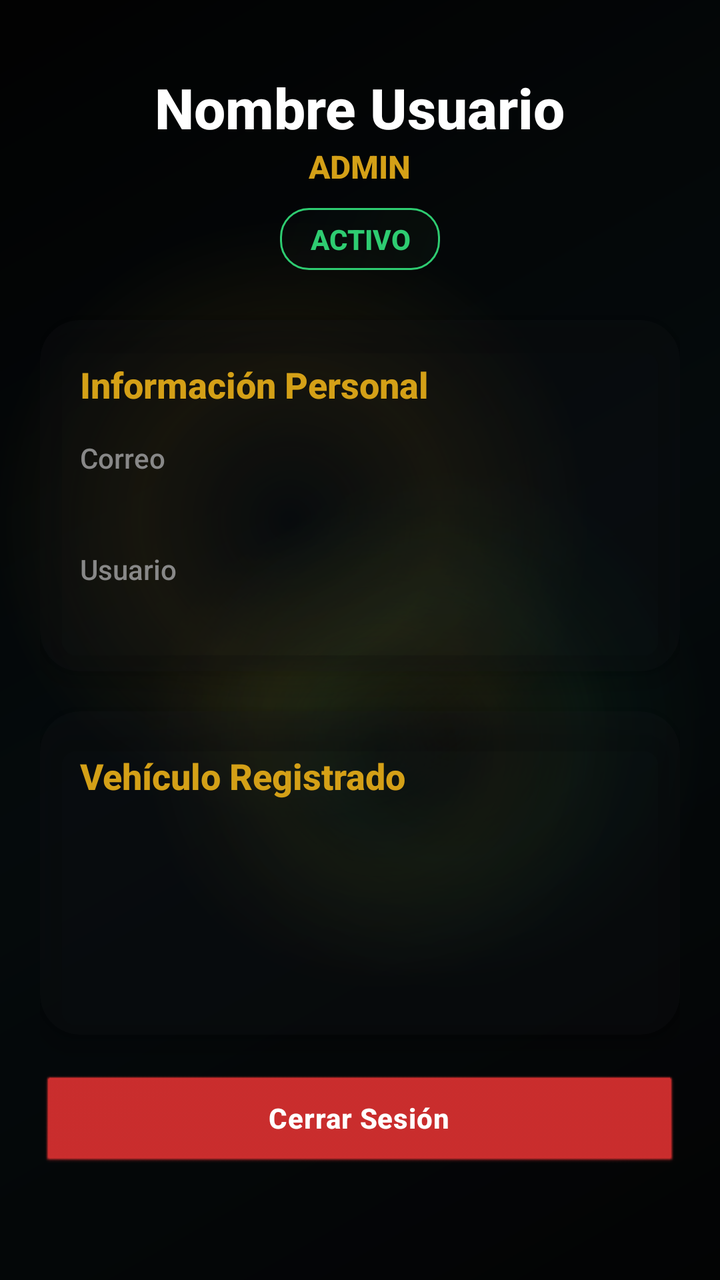
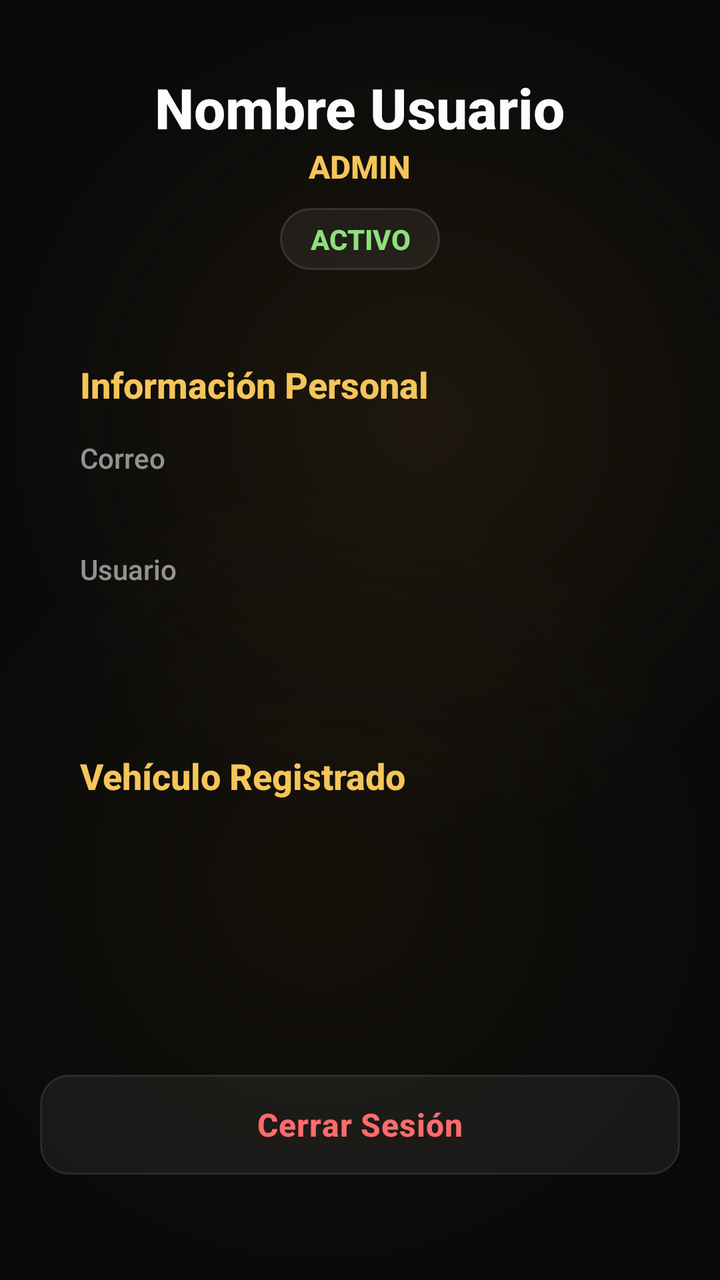

Two renders of the same Android screen: before a commit and after it. Below are the layout's source before the change and the commit's diff.
<!-- AndroidManifest.xml: application theme Theme.AppKaaxPark -->
<!-- res/layout/activity_info_usuario.xml -->
<?xml version="1.0" encoding="utf-8"?>
<ScrollView xmlns:android="http://schemas.android.com/apk/res/android"
    xmlns:app="http://schemas.android.com/apk/res-auto"
    android:id="@+id/main"
    android:layout_width="match_parent"
    android:layout_height="match_parent"
    android:background="@drawable/bg_screen_glass">

    <LinearLayout
        android:layout_width="match_parent"
        android:layout_height="wrap_content"
        android:orientation="vertical"
        android:padding="20dp">

        <TextView
            android:id="@+id/txtNombre"
            android:layout_width="wrap_content"
            android:layout_height="wrap_content"
            android:layout_gravity="center"
            android:layout_marginTop="15dp"
            android:text="Nombre Usuario"
            android:textColor="#FFFFFF"
            android:textSize="28sp"
            android:textStyle="bold" />

        <TextView
            android:id="@+id/txtRol"
            android:layout_width="wrap_content"
            android:layout_height="wrap_content"
            android:layout_gravity="center"
            android:text="ADMIN"
            android:textColor="@color/gold_primary"
            android:textSize="16sp"
            android:textStyle="bold" />

        <TextView
            android:id="@+id/txtEstado"
            android:layout_width="wrap_content"
            android:layout_height="wrap_content"
            android:layout_gravity="center"
            android:layout_marginTop="10dp"
            android:background="@drawable/bg_chip_ok"
            android:gravity="center"
            android:paddingHorizontal="15dp"
            android:paddingVertical="6dp"
            android:text="ACTIVO"
            android:textColor="#2ECC71"
            android:textStyle="bold" />

        <androidx.cardview.widget.CardView
            android:layout_width="match_parent"
            android:layout_height="wrap_content"
            android:layout_marginTop="25dp"
            app:cardBackgroundColor="@color/glass_surface"
            app:cardCornerRadius="20dp"
            app:cardElevation="8dp">

            <LinearLayout
                android:layout_width="match_parent"
                android:layout_height="wrap_content"
                android:orientation="vertical"
                android:padding="20dp">

                <TextView
                    android:layout_width="wrap_content"
                    android:layout_height="wrap_content"
                    android:text="Información Personal"
                    android:textColor="@color/gold_primary"
                    android:textSize="18sp"
                    android:textStyle="bold" />

                <TextView
                    android:layout_width="wrap_content"
                    android:layout_height="wrap_content"
                    android:layout_marginTop="15dp"
                    android:text="Correo"
                    android:textColor="@color/glass_text_muted" />

                <TextView
                    android:id="@+id/txtEmail"
                    android:layout_width="wrap_content"
                    android:layout_height="wrap_content"
                    android:textColor="#FFFFFF"
                    android:textSize="16sp" />

                <TextView
                    android:id="@+id/lblCampoSecundario"
                    android:layout_width="wrap_content"
                    android:layout_height="wrap_content"
                    android:layout_marginTop="15dp"
                    android:text="Usuario"
                    android:textColor="@color/glass_text_muted" />

                <TextView
                    android:id="@+id/txtCampoSecundario"
                    android:layout_width="wrap_content"
                    android:layout_height="wrap_content"
                    android:textColor="#FFFFFF"
                    android:textSize="16sp" />

            </LinearLayout>

        </androidx.cardview.widget.CardView>

        <androidx.cardview.widget.CardView
            android:id="@+id/cardVehiculo"
            android:layout_width="match_parent"
            android:layout_height="wrap_content"
            android:layout_marginTop="20dp"
            app:cardBackgroundColor="@color/glass_surface"
            app:cardCornerRadius="20dp"
            app:cardElevation="8dp">

            <LinearLayout
                android:layout_width="match_parent"
                android:layout_height="wrap_content"
                android:orientation="vertical"
                android:padding="20dp">

                <TextView
                    android:layout_width="wrap_content"
                    android:layout_height="wrap_content"
                    android:text="Vehículo Registrado"
                    android:textColor="@color/gold_primary"
                    android:textSize="18sp"
                    android:textStyle="bold" />

                <TextView
                    android:id="@+id/txtMarcaModelo"
                    android:layout_width="wrap_content"
                    android:layout_height="wrap_content"
                    android:layout_marginTop="15dp"
                    android:textColor="#FFFFFF"
                    android:textSize="18sp"
                    android:textStyle="bold" />

                <TextView
                    android:id="@+id/txtColor"
                    android:layout_width="wrap_content"
                    android:layout_height="wrap_content"
                    android:layout_marginTop="10dp"
                    android:textColor="#FFFFFF" />

                <TextView
                    android:id="@+id/txtPlaca"
                    android:layout_width="wrap_content"
                    android:layout_height="wrap_content"
                    android:layout_marginTop="10dp"
                    android:textColor="#FFFFFF" />

            </LinearLayout>

        </androidx.cardview.widget.CardView>

        <Button
            android:id="@+id/btnCerrarSesion"
            android:layout_width="match_parent"
            android:layout_height="wrap_content"
            android:layout_marginTop="20dp"
            android:backgroundTint="#D32F2F"
            android:text="Cerrar Sesión"
            android:textAllCaps="false"
            android:textColor="#FFFFFF"
            android:textStyle="bold" />
    </LinearLayout>


</ScrollView>
<!-- resources referenced by this layout -->
<resources>
  <color name="glass_surface">#33191D21</color>
  <color name="glass_text_muted">#888888</color>
  <color name="gold_primary">#D4A017</color>
  <!-- drawable bg_chip_ok (drawable) -->
  <?xml version="1.0" encoding="utf-8"?>
  <shape xmlns:android="http://schemas.android.com/apk/res/android"
      android:shape="rectangle">
      <gradient
          android:angle="135"
          android:startColor="#33102A18"
          android:centerColor="#2212251A"
          android:endColor="#18101214" />
      <stroke
          android:width="1dp"
          android:color="@color/glass_green" />
      <corners android:radius="14dp" />
  </shape>
  <!-- drawable bg_screen_glass (drawable) -->
  <?xml version="1.0" encoding="utf-8"?>
  <layer-list xmlns:android="http://schemas.android.com/apk/res/android">
  
      <item>
          <shape android:shape="rectangle">
              <gradient
                  android:angle="135"
                  android:startColor="#050607"
                  android:centerColor="#081114"
                  android:endColor="#030303" />
          </shape>
      </item>
  
      <item
          android:left="-70dp"
          android:top="-120dp">
          <shape android:shape="oval">
              <size
                  android:width="260dp"
                  android:height="260dp" />
              <gradient
                  android:type="radial"
                  android:gradientRadius="150dp"
                  android:centerColor="#26D4A017"
                  android:endColor="#00D4A017" />
          </shape>
      </item>
  
      <item
          android:right="-90dp"
          android:top="90dp">
          <shape android:shape="oval">
              <size
                  android:width="240dp"
                  android:height="240dp" />
              <gradient
                  android:type="radial"
                  android:gradientRadius="130dp"
                  android:centerColor="#182ECC71"
                  android:endColor="#002ECC71" />
          </shape>
      </item>
  
      <item
          android:left="20dp"
          android:bottom="-110dp">
          <shape android:shape="oval">
              <size
                  android:width="220dp"
                  android:height="220dp" />
              <gradient
                  android:type="radial"
                  android:gradientRadius="120dp"
                  android:centerColor="#1AD4A017"
                  android:endColor="#00D4A017" />
          </shape>
      </item>
  
      <item>
          <shape android:shape="rectangle">
              <solid android:color="@color/glass_scrim" />
          </shape>
      </item>
  
  </layer-list>
  <style name="Theme.AppKaaxPark" parent="Base.Theme.AppKaaxPark" />
  <color name="glass_green">#2ECC71</color>
  <color name="glass_scrim">#66000000</color>
  <color name="black">#FF000000</color>
  <color name="gold_secondary">#E5A93C</color>
  <color name="gold_light">#F0C24B</color>
  <color name="white">#FFFFFFFF</color>
  <color name="glass_surface_soft">#22191D21</color>
  <color name="glass_border">#40FFFFFF</color>
  <style name="Widget.AppKaaxPark.TextView" parent="@android:style/Widget.TextView">
          <item name="android:fontFamily">sans-serif-medium</item>
      </style>
  <style name="Widget.AppKaaxPark.EditText" parent="@android:style/Widget.EditText">
          <item name="android:fontFamily">sans-serif-medium</item>
      </style>
  <style name="Widget.AppKaaxPark.Button" parent="@android:style/Widget.Button">
          <item name="android:fontFamily">sans-serif-medium</item>
          <item name="android:letterSpacing">0.02</item>
      </style>
  <!-- unchanged entries left out for length: 1 -->
</resources>

<!-- the commit's change to res/layout/activity_info_usuario.xml (unified diff, before → after) -->
@@ -19,7 +19,7 @@
             android:layout_gravity="center"
             android:layout_marginTop="15dp"
             android:text="Nombre Usuario"
-            android:textColor="#FFFFFF"
+            android:textColor="#FDFDFD"
             android:textSize="28sp"
             android:textStyle="bold" />
 
@@ -29,7 +29,7 @@
             android:layout_height="wrap_content"
             android:layout_gravity="center"
             android:text="ADMIN"
-            android:textColor="@color/gold_primary"
+            android:textColor="#F5C55A"
             android:textSize="16sp"
             android:textStyle="bold" />
 
@@ -39,21 +39,22 @@
             android:layout_height="wrap_content"
             android:layout_gravity="center"
             android:layout_marginTop="10dp"
-            android:background="@drawable/bg_chip_ok"
+            android:background="@drawable/bg_glass_chip"
             android:gravity="center"
             android:paddingHorizontal="15dp"
             android:paddingVertical="6dp"
             android:text="ACTIVO"
-            android:textColor="#2ECC71"
+            android:textColor="#8EE07D"
             android:textStyle="bold" />
 
         <androidx.cardview.widget.CardView
             android:layout_width="match_parent"
             android:layout_height="wrap_content"
             android:layout_marginTop="25dp"
-            app:cardBackgroundColor="@color/glass_surface"
+            app:cardBackgroundColor="@android:color/transparent"
+            android:background="@drawable/bg_glass_card_gold"
             app:cardCornerRadius="20dp"
-            app:cardElevation="8dp">
+            app:cardElevation="0dp">
 
             <LinearLayout
                 android:layout_width="match_parent"
@@ -65,7 +66,7 @@
                     android:layout_width="wrap_content"
                     android:layout_height="wrap_content"
                     android:text="Información Personal"
-                    android:textColor="@color/gold_primary"
+                    android:textColor="#F5C55A"
                     android:textSize="18sp"
                     android:textStyle="bold" />
 
@@ -74,13 +75,13 @@
                     android:layout_height="wrap_content"
                     android:layout_marginTop="15dp"
                     android:text="Correo"
-                    android:textColor="@color/glass_text_muted" />
+                    android:textColor="#8CFFFFFF" />
 
                 <TextView
                     android:id="@+id/txtEmail"
                     android:layout_width="wrap_content"
                     android:layout_height="wrap_content"
-                    android:textColor="#FFFFFF"
+                    android:textColor="#FDFDFD"
                     android:textSize="16sp" />
 
                 <TextView
@@ -89,13 +90,13 @@
                     android:layout_height="wrap_content"
                     android:layout_marginTop="15dp"
                     android:text="Usuario"
-                    android:textColor="@color/glass_text_muted" />
+                    android:textColor="#8CFFFFFF" />
 
                 <TextView
                     android:id="@+id/txtCampoSecundario"
                     android:layout_width="wrap_content"
                     android:layout_height="wrap_content"
-                    android:textColor="#FFFFFF"
+                    android:textColor="#FDFDFD"
                     android:textSize="16sp" />
 
             </LinearLayout>
@@ -107,9 +108,10 @@
             android:layout_width="match_parent"
             android:layout_height="wrap_content"
             android:layout_marginTop="20dp"
-            app:cardBackgroundColor="@color/glass_surface"
-            app:cardCornerRadius="20dp"
-            app:cardElevation="8dp">
+            app:cardBackgroundColor="@android:color/transparent"
+            android:background="@drawable/bg_glass_card"
+            app:cardCornerRadius="18dp"
+            app:cardElevation="0dp">
 
             <LinearLayout
                 android:layout_width="match_parent"
@@ -121,7 +123,7 @@
                     android:layout_width="wrap_content"
                     android:layout_height="wrap_content"
                     android:text="Vehículo Registrado"
-                    android:textColor="@color/gold_primary"
+                    android:textColor="#F5C55A"
                     android:textSize="18sp"
                     android:textStyle="bold" />
 
@@ -130,7 +132,7 @@
                     android:layout_width="wrap_content"
                     android:layout_height="wrap_content"
                     android:layout_marginTop="15dp"
-                    android:textColor="#FFFFFF"
+                    android:textColor="#FDFDFD"
                     android:textSize="18sp"
                     android:textStyle="bold" />
 
@@ -139,14 +141,14 @@
                     android:layout_width="wrap_content"
                     android:layout_height="wrap_content"
                     android:layout_marginTop="10dp"
-                    android:textColor="#FFFFFF" />
+                    android:textColor="#8CFFFFFF" />
 
                 <TextView
                     android:id="@+id/txtPlaca"
                     android:layout_width="wrap_content"
                     android:layout_height="wrap_content"
                     android:layout_marginTop="10dp"
-                    android:textColor="#FFFFFF" />
+                    android:textColor="#8CFFFFFF" />
 
             </LinearLayout>
 
@@ -155,12 +157,14 @@
         <Button
             android:id="@+id/btnCerrarSesion"
             android:layout_width="match_parent"
-            android:layout_height="wrap_content"
+            android:layout_height="50dp"
             android:layout_marginTop="20dp"
-            android:backgroundTint="#D32F2F"
+            android:background="@drawable/bg_input_glass"
+            android:backgroundTint="@null"
             android:text="Cerrar Sesión"
             android:textAllCaps="false"
-            android:textColor="#FFFFFF"
+            android:textColor="#FF6B6B"
+            android:textSize="16sp"
             android:textStyle="bold" />
     </LinearLayout>
 
<!-- resource entries referenced after the edit -->
@@ -1,91 +1,98 @@
 <!-- resources referenced by this layout -->
 <resources>
-  <color name="glass_surface">#33191D21</color>
-  <color name="glass_text_muted">#888888</color>
-  <color name="gold_primary">#D4A017</color>
-  <!-- drawable bg_chip_ok (drawable) -->
+  <!-- drawable bg_glass_card (drawable) -->
   <?xml version="1.0" encoding="utf-8"?>
   <shape xmlns:android="http://schemas.android.com/apk/res/android"
       android:shape="rectangle">
-      <gradient
-          android:angle="135"
-          android:startColor="#33102A18"
-          android:centerColor="#2212251A"
-          android:endColor="#18101214" />
+      <solid android:color="#0FFFFFFF" /> 
       <stroke
           android:width="1dp"
-          android:color="@color/glass_green" />
-      <corners android:radius="14dp" />
+          android:color="#1AFFFFFF" /> 
+      <corners android:radius="18dp" />
   </shape>
+  <!-- drawable bg_glass_card_gold (drawable) -->
+  <?xml version="1.0" encoding="utf-8"?>
+  <shape xmlns:android="http://schemas.android.com/apk/res/android"
+      android:shape="rectangle">
+      <solid android:color="#0FFFFFFF" /> 
+      <stroke
+          android:width="1dp"
+          android:color="#4DF5C55A" /> 
+      <corners android:radius="20dp" />
+  </shape>
+  <!-- drawable bg_glass_chip (drawable) -->
+  <?xml version="1.0" encoding="utf-8"?>
+  <shape xmlns:android="http://schemas.android.com/apk/res/android"
+      android:shape="rectangle">
+      <solid android:color="#0FFFFFFF" />
+      <stroke
+          android:width="1dp"
+          android:color="#1FFFFFFF" />
+      <corners android:radius="20dp" />
+  </shape>
+  <!-- drawable bg_input_glass (drawable) -->
+  <?xml version="1.0" encoding="utf-8"?>
+  <selector xmlns:android="http://schemas.android.com/apk/res/android">
+      <item android:state_focused="true">
+          <shape android:shape="rectangle">
+              <solid android:color="#0FFFFFFF" />
+              <stroke
+                  android:width="1.5dp"
+                  android:color="#F5C55A" />
+              <corners android:radius="14dp" />
+          </shape>
+      </item>
+      <item>
+          <shape android:shape="rectangle">
+              <solid android:color="#0FFFFFFF" />
+              <stroke
+                  android:width="1dp"
+                  android:color="#1AFFFFFF" />
+              <corners android:radius="14dp" />
+          </shape>
+      </item>
+  </selector>
+  <color name="glass_surface">#33191D21</color>
+  <color name="gold_primary">#D4A017</color>
   <!-- drawable bg_screen_glass (drawable) -->
   <?xml version="1.0" encoding="utf-8"?>
   <layer-list xmlns:android="http://schemas.android.com/apk/res/android">
   
+      
       <item>
           <shape android:shape="rectangle">
-              <gradient
-                  android:angle="135"
-                  android:startColor="#050607"
-                  android:centerColor="#081114"
-                  android:endColor="#030303" />
+              <solid android:color="#0A0A0A" />
           </shape>
       </item>
   
-      <item
-          android:left="-70dp"
-          android:top="-120dp">
+      
+      <item android:gravity="top|start">
           <shape android:shape="oval">
-              <size
-                  android:width="260dp"
-                  android:height="260dp" />
+              <size android:width="420dp" android:height="420dp" />
               <gradient
                   android:type="radial"
-                  android:gradientRadius="150dp"
-                  android:centerColor="#26D4A017"
-                  android:endColor="#00D4A017" />
+                  android:gradientRadius="210dp"
+                  android:centerColor="#333A2A10"
+                  android:startColor="#663A2A10"
+                  android:endColor="#000A0A0A" />
           </shape>
       </item>
   
-      <item
-          android:right="-90dp"
-          android:top="90dp">
+      
+      <item android:gravity="bottom|end">
           <shape android:shape="oval">
-              <size
-                  android:width="240dp"
-                  android:height="240dp" />
+              <size android:width="400dp" android:height="400dp" />
               <gradient
                   android:type="radial"
-                  android:gradientRadius="130dp"
-                  android:centerColor="#182ECC71"
-                  android:endColor="#002ECC71" />
-          </shape>
-      </item>
-  
-      <item
-          android:left="20dp"
-          android:bottom="-110dp">
-          <shape android:shape="oval">
-              <size
-                  android:width="220dp"
-                  android:height="220dp" />
-              <gradient
-                  android:type="radial"
-                  android:gradientRadius="120dp"
-                  android:centerColor="#1AD4A017"
-                  android:endColor="#00D4A017" />
-          </shape>
-      </item>
-  
-      <item>
-          <shape android:shape="rectangle">
-              <solid android:color="@color/glass_scrim" />
+                  android:gradientRadius="200dp"
+                  android:centerColor="#2A2A1F0A"
+                  android:startColor="#552A1F0A"
+                  android:endColor="#000A0A0A" />
           </shape>
       </item>
   
   </layer-list>
   <style name="Theme.AppKaaxPark" parent="Base.Theme.AppKaaxPark" />
-  <color name="glass_green">#2ECC71</color>
-  <color name="glass_scrim">#66000000</color>
   <color name="black">#FF000000</color>
   <color name="gold_secondary">#E5A93C</color>
   <color name="gold_light">#F0C24B</color>
